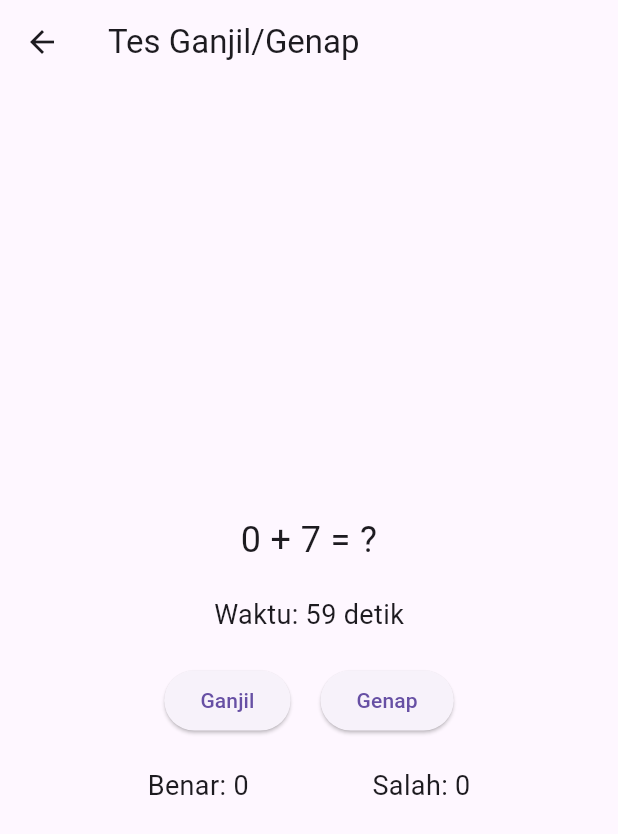
After one commit to moriesdeohutapea/test_koran, a Flutter app: the screen it shows after launch, after a tap on "Tes Ganjil/Genap", on a phone screen of 412 x 824 dp. The commit adds this screen. Shown: the top 834 px of the screen. Run offline on Flutter 3.47's test engine with Material 3 defaults, Android fonts, the phone set to English and light mode, and no system bars.

Commit message:
initial commit

```diff
--- a/lib/main.dart
+++ b/lib/main.dart
@@ -1,4 +1,5 @@
 import 'package:flutter/material.dart';
+import 'package:test_koran/second_screen.dart';
 import 'package:test_koran/ui.dart';
 
 void main() {
@@ -10,10 +11,49 @@ class MyApp extends StatelessWidget {
 
   @override
   Widget build(BuildContext context) {
-    return MaterialApp(
+    return const MaterialApp(
       debugShowCheckedModeBanner: false,
-      title: 'Tes Koran',
-      home: TestScreen(),
+      title: 'Aplikasi Tes',
+      home: HomeScreen(),
     );
   }
 }
+
+class HomeScreen extends StatelessWidget {
+  const HomeScreen({super.key});
+
+  @override
+  Widget build(BuildContext context) {
+    return Scaffold(
+      appBar: AppBar(title: const Text('Pilih Tes')),
+      body: Center(
+        child: Column(
+          mainAxisAlignment: MainAxisAlignment.center,
+          children: [
+            ElevatedButton(
+              onPressed: () {
+                Navigator.push(
+                  context,
+                  MaterialPageRoute(builder: (context) => const TestScreen()),
+                );
+              },
+              child: const Text('Tes Koran'),
+            ),
+            const SizedBox(height: 20),
+            ElevatedButton(
+              onPressed: () {
+                Navigator.push(
+                  context,
+                  MaterialPageRoute(
+                      builder: (context) =>
+                          const OddEvenTestScreen()), // Tanpa const
+                );
+              },
+              child: const Text('Tes Ganjil/Genap'),
+            ),
+          ],
+        ),
+      ),
+    );
+  }
+}
--- /dev/null
+++ b/lib/second_screen.dart
@@ -0,0 +1,155 @@
+import 'dart:async';
+import 'dart:math';
+
+import 'package:flutter/material.dart';
+
+class OddEvenTestScreen extends StatefulWidget {
+  const OddEvenTestScreen({super.key});
+
+  @override
+  _OddEvenTestScreenState createState() => _OddEvenTestScreenState();
+}
+
+class _OddEvenTestScreenState extends State<OddEvenTestScreen> {
+  late String _currentQuestion;
+  late bool
+      _isAnswerEven; // True jika jawaban benar adalah genap, false jika ganjil
+  int _scoreBenar = 0;
+  int _scoreSalah = 0;
+  int _remainingTime = 60;
+  Timer? _timer;
+
+  @override
+  void initState() {
+    super.initState();
+    _generateQuestion(); // Membuat pertanyaan awal
+    _startTimer();
+  }
+
+  // Fungsi untuk memulai timer
+  void _startTimer() {
+    // Pastikan untuk membatalkan timer sebelumnya jika ada
+    _timer?.cancel();
+    _timer = Timer.periodic(const Duration(seconds: 1), (timer) {
+      setState(() {
+        if (_remainingTime > 0) {
+          _remainingTime--;
+        } else {
+          _endTest();
+        }
+      });
+    });
+  }
+
+  // Fungsi untuk menghentikan timer dan menampilkan hasil akhir
+  void _endTest() {
+    _timer?.cancel();
+    showDialog(
+      context: context,
+      builder: (context) => AlertDialog(
+        title: const Text('Waktu Habis!'),
+        content: Text('Benar: $_scoreBenar\nSalah: $_scoreSalah'),
+        actions: [
+          TextButton(
+            onPressed: () {
+              Navigator.of(context).pop();
+              _resetTest();
+            },
+            child: const Text('Mulai Lagi'),
+          ),
+        ],
+      ),
+    );
+  }
+
+  // Fungsi untuk reset nilai awal
+  void _resetTest() {
+    setState(() {
+      _scoreBenar = 0;
+      _scoreSalah = 0;
+      _remainingTime = 60;
+      _generateQuestion();
+    });
+    _startTimer();
+  }
+
+  // Fungsi untuk membuat pertanyaan penjumlahan dan menentukan apakah jawaban ganjil/genap
+  void _generateQuestion() {
+    final random = Random();
+    int angka1 = random.nextInt(10); // angka acak antara 0-9
+    int angka2 = random.nextInt(10); // angka acak antara 0-9
+    int jawaban = angka1 + angka2;
+
+    _currentQuestion = '$angka1 + $angka2 = ?';
+    _isAnswerEven = jawaban % 2 == 0;
+  }
+
+  // Fungsi untuk memeriksa apakah pilihan pengguna benar atau salah
+  void _checkAnswer(bool isEvenSelected) {
+    setState(() {
+      if (isEvenSelected == _isAnswerEven) {
+        _scoreBenar++;
+      } else {
+        _scoreSalah++;
+      }
+      _generateQuestion(); // Membuat pertanyaan baru setelah jawaban
+    });
+  }
+
+  @override
+  void dispose() {
+    _timer?.cancel();
+    super.dispose();
+  }
+
+  @override
+  Widget build(BuildContext context) {
+    return Scaffold(
+      appBar: AppBar(title: const Text('Tes Ganjil/Genap')),
+      body: Padding(
+        padding: const EdgeInsets.all(16.0),
+        child: Column(
+          mainAxisAlignment: MainAxisAlignment.center,
+          children: [
+            Text(
+              _currentQuestion,
+              style: const TextStyle(fontSize: 24),
+              textAlign: TextAlign.center,
+            ),
+            const SizedBox(height: 20),
+            // Menampilkan waktu yang tersisa
+            Text('Waktu: $_remainingTime detik',
+                style: const TextStyle(fontSize: 18)),
+            const SizedBox(height: 20),
+            // Dua tombol untuk memilih Ganjil atau Genap
+            Row(
+              mainAxisAlignment: MainAxisAlignment.center,
+              children: [
+                ElevatedButton(
+                  onPressed: () => _checkAnswer(false), // False untuk Ganjil
+                  child: const Text('Ganjil'),
+                ),
+                const SizedBox(width: 20),
+                ElevatedButton(
+                  onPressed: () => _checkAnswer(true), // True untuk Genap
+                  child: const Text('Genap'),
+                ),
+              ],
+            ),
+            const SizedBox(height: 20),
+            // Menampilkan skor benar dan salah
+            Row(
+              mainAxisAlignment: MainAxisAlignment.spaceEvenly,
+              children: [
+                Text('Benar: $_scoreBenar',
+                    style: const TextStyle(fontSize: 18)),
+                Text('Salah: $_scoreSalah',
+                    style: const TextStyle(fontSize: 18)),
+              ],
+            ),
+          ],
+        ),
+      ),
+    );
+  }
+}
```
